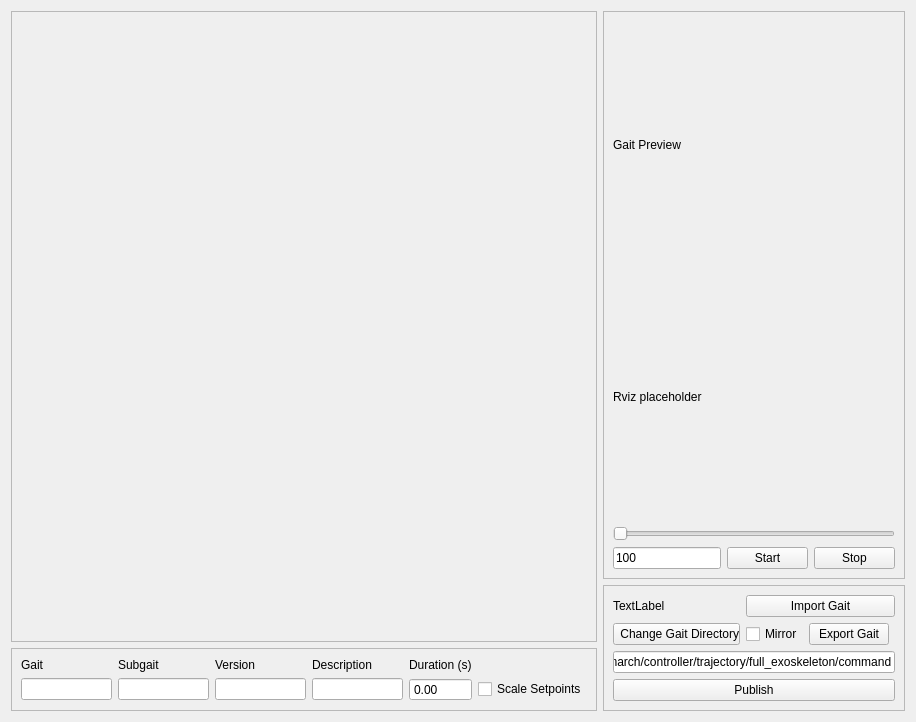
project-march/ProjectMarch, file march_rqt_gait_generator/resource/gait_generator.ui: the form before one commit.
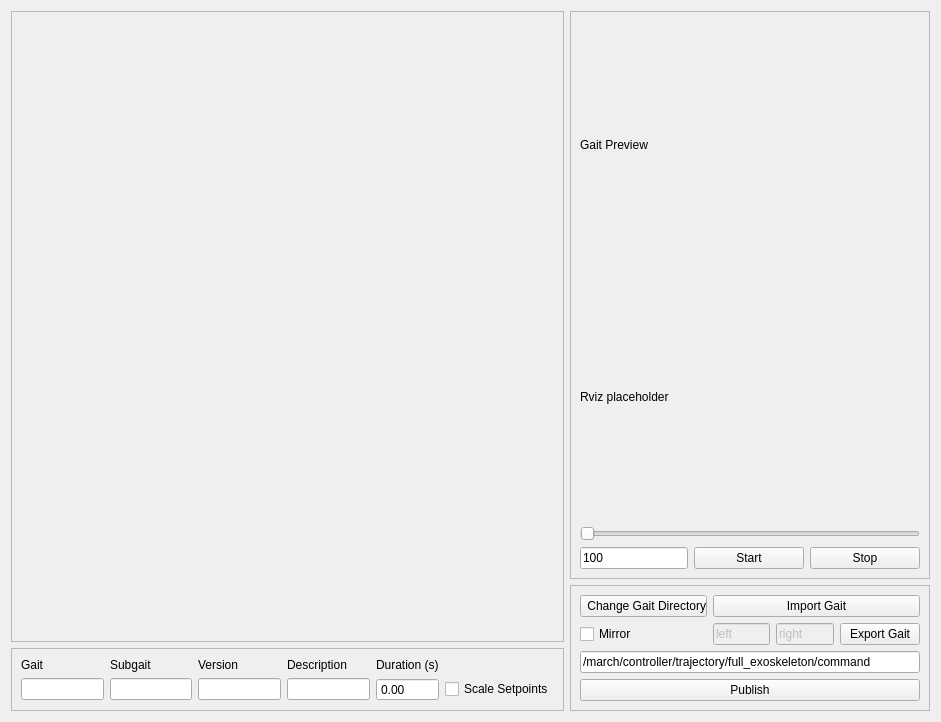
The form after the commit.

Commit message: Allow better customization through the ui and fault handling

Diff of the .ui file:
```diff
--- a/march_rqt_gait_generator/resource/gait_generator.ui
+++ b/march_rqt_gait_generator/resource/gait_generator.ui
@@ -6,7 +6,7 @@
    <rect>
     <x>0</x>
     <y>0</y>
-    <width>916</width>
+    <width>941</width>
     <height>722</height>
    </rect>
   </property>
@@ -199,14 +199,55 @@
       <enum>QFrame::Raised</enum>
      </property>
      <layout class="QGridLayout" name="gridLayout_4">
-      <item row="0" column="0">
-       <widget class="QLabel" name="GaitDirectory">
+      <item row="5" column="0" colspan="7">
+       <widget class="QLineEdit" name="TopicName">
         <property name="text">
-         <string>TextLabel</string>
+         <string>/march/controller/trajectory/full_exoskeleton/command</string>
+        </property>
+       </widget>
+      </item>
+      <item row="6" column="0" colspan="7">
+       <widget class="QPushButton" name="Publish">
+        <property name="text">
+         <string>Publish</string>
         </property>
        </widget>
       </item>
       <item row="1" column="0">
+       <widget class="QCheckBox" name="Mirror">
+        <property name="text">
+         <string>Mirror</string>
+        </property>
+       </widget>
+      </item>
+      <item row="1" column="1">
+       <widget class="QLineEdit" name="Key2">
+        <property name="enabled">
+         <bool>false</bool>
+        </property>
+        <property name="text">
+         <string>left</string>
+        </property>
+       </widget>
+      </item>
+      <item row="1" column="2">
+       <widget class="QLineEdit" name="Key1">
+        <property name="enabled">
+         <bool>false</bool>
+        </property>
+        <property name="text">
+         <string>right</string>
+        </property>
+       </widget>
+      </item>
+      <item row="1" column="3" colspan="4">
+       <widget class="QPushButton" name="Export">
+        <property name="text">
+         <string>Export Gait</string>
+        </property>
+       </widget>
+      </item>
+      <item row="0" column="0">
        <widget class="QPushButton" name="ChangeGaitDirectory">
         <property name="sizePolicy">
          <sizepolicy hsizetype="Maximum" vsizetype="Fixed">
@@ -233,35 +274,7 @@
         </property>
        </widget>
       </item>
-      <item row="1" column="2">
-       <widget class="QPushButton" name="Export">
-        <property name="text">
-         <string>Export Gait</string>
-        </property>
-       </widget>
-      </item>
-      <item row="3" column="0" colspan="4">
-       <widget class="QLineEdit" name="TopicName">
-        <property name="text">
-         <string>/march/controller/trajectory/full_exoskeleton/command</string>
-        </property>
-       </widget>
-      </item>
-      <item row="4" column="0" colspan="4">
-       <widget class="QPushButton" name="Publish">
-        <property name="text">
-         <string>Publish</string>
-        </property>
-       </widget>
-      </item>
-      <item row="1" column="1">
-       <widget class="QCheckBox" name="Mirror">
-        <property name="text">
-         <string>Mirror</string>
-        </property>
-       </widget>
-      </item>
-      <item row="0" column="1" colspan="3">
+      <item row="0" column="1" colspan="6">
        <widget class="QPushButton" name="Import">
         <property name="text">
          <string>Import Gait</string>
```
The commit also changes 2 other files.
